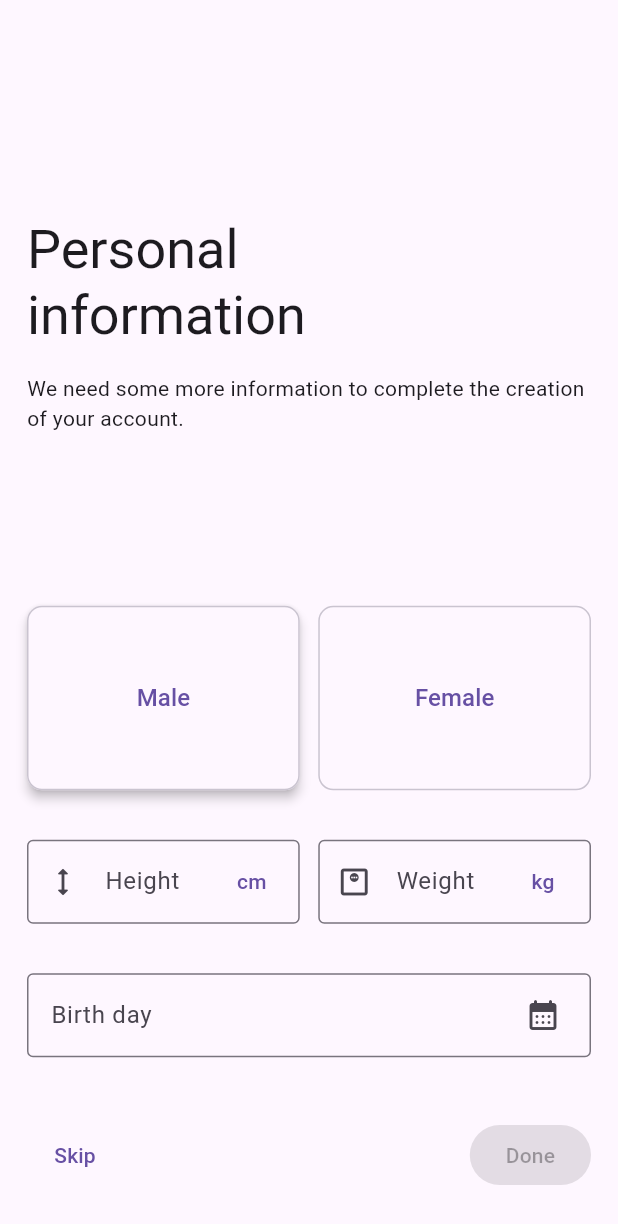
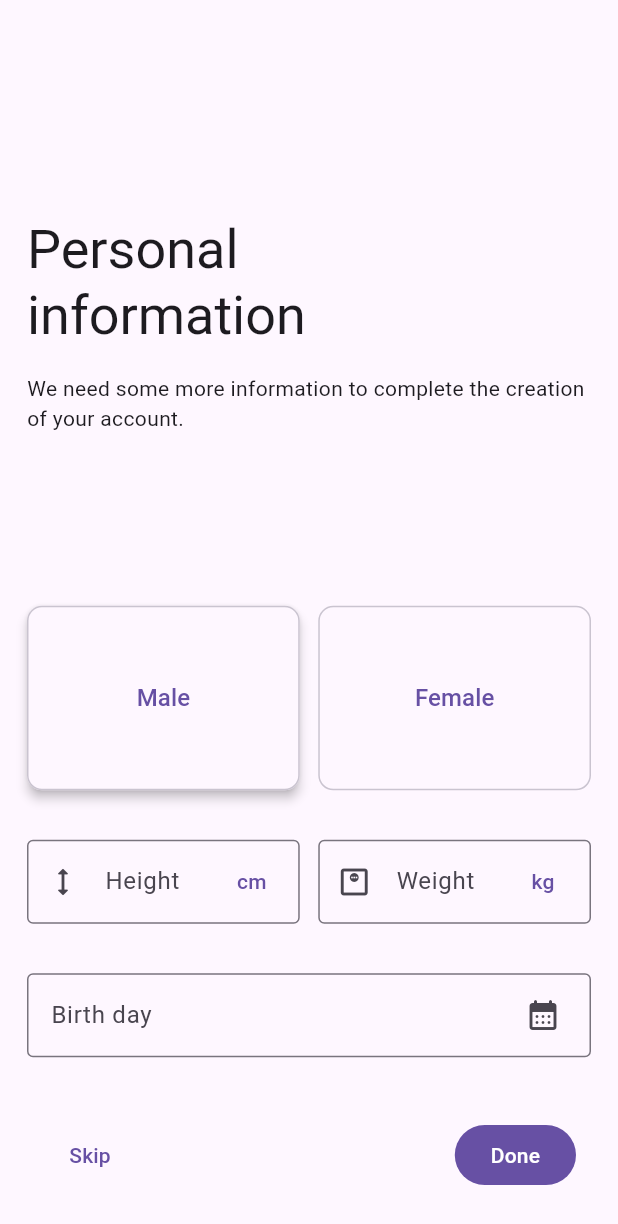
Before and after one commit to Nikiroiduk/neofit_app, a Flutter app: the PersonalInformation screen opened by its route, on a phone screen of 412 x 824 dp. Shown: the top 1224 px of the screen. Run offline on Flutter 3.47's test engine with Material 3 defaults, Android fonts, the phone set to English and light mode, and no system bars; drawn by our look-alikes of dynamic_color; our stand-ins replace connectivity_plus, dio, equatable, flutter_svg, formz, go_router and 2 more; accounts and stored records are empty; generated files the repository leaves out were written again; statements that could not run were skipped.

Commit message:
finished personal information page 01342

```diff
--- a/lib/data/models/dto/user_dto.dart
+++ b/lib/data/models/dto/user_dto.dart
@@ -5,7 +5,7 @@ part 'user_dto.g.dart';
 
 @JsonSerializable()
 class UserDTO extends User {
-  UserDTO({required String email, String username = '', required this.password})
+  UserDTO({String email = '', String username = '', this.password = ''})
       : super(email: email, username: username);
   String password;
 
--- /dev/null
+++ b/lib/data/models/height.dart
@@ -0,0 +1,15 @@
+import 'package:json_annotation/json_annotation.dart';
+part 'height.g.dart';
+
+@JsonSerializable()
+class Height {
+  Height({required this.date, required this.value});
+
+  DateTime date;
+  double value;
+
+  factory Height.fromJson(Map<String, dynamic> json) => _$HeightFromJson(json);
+
+  /// Connect the generated [_$HeightToJson] function to the `toJson` method.
+  Map<String, dynamic> toJson() => _$HeightToJson(this);
+}
--- a/lib/data/models/models.dart
+++ b/lib/data/models/models.dart
@@ -1,2 +1,4 @@
 export "user.dart";
+export "height.dart";
+export "weight.dart";
 export 'dto/dto.dart';
--- a/lib/data/models/user.dart
+++ b/lib/data/models/user.dart
@@ -1,25 +1,42 @@
 import 'package:json_annotation/json_annotation.dart';
+import 'package:neofit_app/data/models/models.dart';
 
 part 'user.g.dart';
 
 @JsonSerializable()
 class User {
-  User({this.token = '', this.email = '', this.username = ''});
-  String token;
+  User(
+      {this.email = '',
+      this.username = '',
+      this.isMale,
+      this.height,
+      this.weight,
+      this.birthDay,
+      this.isConfigured = false});
+
   String email;
   String username;
+  bool? isMale;
+  List<Height>? height;
+  List<Weight>? weight;
+  DateTime? birthDay;
+  bool isConfigured;
+
+  int get age {
+    if (birthDay == null) return 0;
+    var today = DateTime.now();
+    final year = today.year - birthDay!.year;
+    final mth = today.month - birthDay!.month;
+    return mth < 0 ? year - 1 : year;
+  }
 
   static User get empty {
     return User();
   }
 
-  bool get isEmpty {
-    return token == '';
-  }
-
   @override
   String toString() {
-    return 'Token: $token\nEmail: $email\nUsername: $username\n';
+    return 'Email: $email\nUsername: $username\nisConfigured: $isConfigured\n';
   }
 
   factory User.fromJson(Map<String, dynamic> json) => _$UserFromJson(json);
--- /dev/null
+++ b/lib/data/models/weight.dart
@@ -0,0 +1,15 @@
+import 'package:json_annotation/json_annotation.dart';
+part 'weight.g.dart';
+
+@JsonSerializable()
+class Weight {
+  Weight({required this.date, required this.value});
+
+  DateTime date;
+  double value;
+
+  factory Weight.fromJson(Map<String, dynamic> json) => _$WeightFromJson(json);
+
+  /// Connect the generated [_$WeightToJson] function to the `toJson` method.
+  Map<String, dynamic> toJson() => _$WeightToJson(this);
+}
--- a/lib/domain/connectivity_status_provider.dart
+++ b/lib/domain/connectivity_status_provider.dart
@@ -56,6 +56,4 @@ class ConnectivityStatusNotifier extends StateNotifier<ConnectivityStatus> {
 
 final connectivityStatusProvider =
     StateNotifierProvider<ConnectivityStatusNotifier, ConnectivityStatus>(
-        (ref) {
-  return ConnectivityStatusNotifier();
-});
+        (ref) => ConnectivityStatusNotifier());
--- a/lib/l10n/locale/locale_provider.dart
+++ b/lib/l10n/locale/locale_provider.dart
@@ -18,7 +18,7 @@ final supportedLocalesProvider = Provider<List<Locale>>((ref) {
 final localeProvider = Provider<Locale>((ref) => ref.watch(localeNotifier));
 
 final localeNotifier = StateNotifierProvider<LocaleNotifier, Locale>(
-    (ref) => LocaleNotifier(preferences: ref.watch(preferences)));
+    (ref) => LocaleNotifier(preferences: ref.watch(preferencesProvider)));
 
 class LocaleNotifier extends StateNotifier<Locale> {
   final Preferences preferences;
--- a/lib/presentation/personal_information.dart
+++ b/lib/presentation/personal_information.dart
@@ -1,7 +1,10 @@
 import 'package:flutter/material.dart';
 import 'package:formz/formz.dart';
 import 'package:go_router/go_router.dart';
+import 'package:hooks_riverpod/hooks_riverpod.dart';
 import 'package:intl/intl.dart';
+import 'package:neofit_app/data/models/models.dart';
+import 'package:neofit_app/domain/user/user_controller.dart';
 import 'package:neofit_app/presentation/utils/formz/date_formz.dart';
 import 'package:neofit_app/presentation/utils/formz/height_formz.dart';
 import 'package:neofit_app/presentation/utils/formz/weight_formz.dart';
@@ -24,6 +27,7 @@ class _PersonalInformationState extends State<PersonalInformation> {
   late final TextEditingController _heightController;
   late final TextEditingController _weightController;
   late PersonalInfoState _state;
+  final _key = GlobalKey<FormState>();
 
   @override
   void initState() {
@@ -69,7 +73,9 @@ class _PersonalInformationState extends State<PersonalInformation> {
     double screenHeight = MediaQuery.of(context).size.height;
 
     return Scaffold(
-      body: Padding(
+      body: Form(
+        key: _key,
+        child: Padding(
           padding: const EdgeInsets.symmetric(horizontal: 18.0, vertical: 30.0),
           child: Column(
             mainAxisAlignment: MainAxisAlignment.center,
@@ -114,16 +120,19 @@ class _PersonalInformationState extends State<PersonalInformation> {
                         });
                       },
                       style: ButtonStyle(
-                        side: MaterialStateProperty.all<BorderSide>(BorderSide(
+                          side: MaterialStateProperty.all<BorderSide>(
+                              BorderSide(
                                   width: 1,
-                            color:
-                                Theme.of(context).colorScheme.outlineVariant)),
-                        elevation:
-                            MaterialStateProperty.all<double>(_isMale ? 3 : 0),
+                                  color: Theme.of(context)
+                                      .colorScheme
+                                      .outlineVariant)),
+                          elevation: MaterialStateProperty.all<double>(
+                              _isMale ? 3 : 0),
                           shape:
                               MaterialStateProperty.all<RoundedRectangleBorder>(
                                   const RoundedRectangleBorder(
-                          borderRadius: BorderRadius.all(Radius.circular(10.0)),
+                            borderRadius:
+                                BorderRadius.all(Radius.circular(10.0)),
                           ))),
                       child: Padding(
                         padding: const EdgeInsets.symmetric(vertical: 50.0),
@@ -147,16 +156,19 @@ class _PersonalInformationState extends State<PersonalInformation> {
                         });
                       },
                       style: ButtonStyle(
-                        side: MaterialStateProperty.all<BorderSide>(BorderSide(
+                          side: MaterialStateProperty.all<BorderSide>(
+                              BorderSide(
                                   width: 1,
-                            color:
-                                Theme.of(context).colorScheme.outlineVariant)),
-                        elevation:
-                            MaterialStateProperty.all<double>(_isMale ? 0 : 3),
+                                  color: Theme.of(context)
+                                      .colorScheme
+                                      .outlineVariant)),
+                          elevation: MaterialStateProperty.all<double>(
+                              _isMale ? 0 : 3),
                           shape:
                               MaterialStateProperty.all<RoundedRectangleBorder>(
                                   const RoundedRectangleBorder(
-                          borderRadius: BorderRadius.all(Radius.circular(10.0)),
+                            borderRadius:
+                                BorderRadius.all(Radius.circular(10.0)),
                           ))),
                       child: Padding(
                         padding: const EdgeInsets.symmetric(vertical: 50.0),
@@ -253,23 +265,51 @@ class _PersonalInformationState extends State<PersonalInformation> {
               SizedBox(
                 height: screenHeight * .05,
               ),
-            Row(
+              Padding(
+                padding: const EdgeInsets.symmetric(horizontal: 10.0),
+                child: Row(
                   mainAxisAlignment: MainAxisAlignment.spaceBetween,
                   children: [
                     TextButton(
                         onPressed: () => context.go(Screens.feed.path),
                         child: Text(AppLocalizations.of(context).skip)),
-                FilledButton(
-                    onPressed: _state.isValid
-                        ? () {
-                            // TODO: send data
-                            context.go(Screens.feed.path);
+                    Consumer(
+                      builder: (context, ref, child) {
+                        return ref.watch(userProvider) is UserStateLoading
+                            ? const CircularProgressIndicator()
+                            : FilledButton(
+                                onPressed: () async {
+                                  if (!_key.currentState!.validate()) {
+                                    return;
                                   }
-                        : null,
-                    child: Text(AppLocalizations.of(context).done)),
+
+                                  var user = User(
+                                      isMale: _isMale,
+                                      height: [
+                                        Height(
+                                            date: DateTime.now(),
+                                            value: double.parse(
+                                                _heightController.text))
+                                      ],
+                                      weight: [
+                                        Weight(
+                                            date: DateTime.now(),
+                                            value: double.parse(
+                                                _weightController.text))
+                                      ],
+                                      birthDay: _selectedDate);
+                                  await ref
+                                      .read(userProvider.notifier)
+                                      .updateUser(user);
+                                },
+                                child: Text(AppLocalizations.of(context).done));
+                      },
+                    )
                   ],
                 ),
+              ),
             ],
+          ),
         ),
       ),
     );
--- a/lib/presentation/themes/themes.dart
+++ b/lib/presentation/themes/themes.dart
@@ -5,7 +5,7 @@ import 'package:neofit_app/presentation/themes/royal_purple.dart';
 import 'package:neofit_app/presentation/themes/venetian_red.dart';
 
 final themeMode = StateNotifierProvider<ThemeModeNotifier, ThemeMode>(
-  (ref) => ThemeModeNotifier(preferences: ref.watch(preferences)),
+  (ref) => ThemeModeNotifier(preferences: ref.watch(preferencesProvider)),
 );
 
 enum ColorSchemeEnum { royalPurple, venetianRed, system }
@@ -48,8 +48,8 @@ class ThemeModeNotifier extends StateNotifier<ThemeMode> {
 final selectedColorScheme =
     StateProvider<ColorSchemeEnum>((ref) => ColorSchemeEnum.royalPurple);
 final selectedColorNotifier =
-    StateNotifierProvider<SelectedColorNotifier, ColorSchemeEnum>(
-        (ref) => SelectedColorNotifier(preferences: ref.watch(preferences)));
+    StateNotifierProvider<SelectedColorNotifier, ColorSchemeEnum>((ref) =>
+        SelectedColorNotifier(preferences: ref.watch(preferencesProvider)));
 
 class SelectedColorNotifier extends StateNotifier<ColorSchemeEnum> {
   final Preferences preferences;
```
Also changed, not shown: lib/data/api/api_controller.dart (+32 -0 lines), lib/data/api/api_repository.dart (+16 -1 lines), lib/data/api/api_service.dart (+42 -8 lines), lib/domain/auth/auth_controller.dart (+9 -4 lines), lib/domain/user/user_controller.dart (+50 -6 lines), lib/main.dart (+10 -7 lines), lib/preferences/preferences.dart (+7 -1 lines), lib/presentation/auth/sign_in_screen.dart (+8 -5 lines), lib/presentation/auth/sign_up_screen.dart (+8 -5 lines), lib/presentation/feed_page.dart (+8 -7 lines), lib/router/router_notifier.dart (+8 -0 lines). Lines whose indentation alone changed are shown as unchanged.
